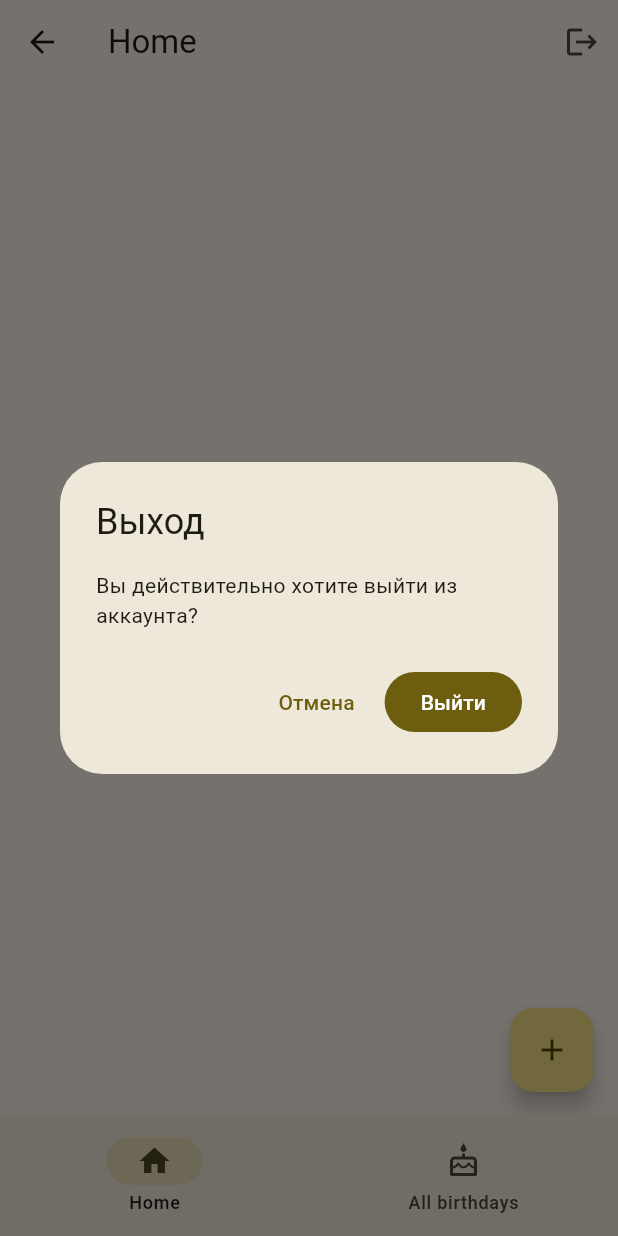
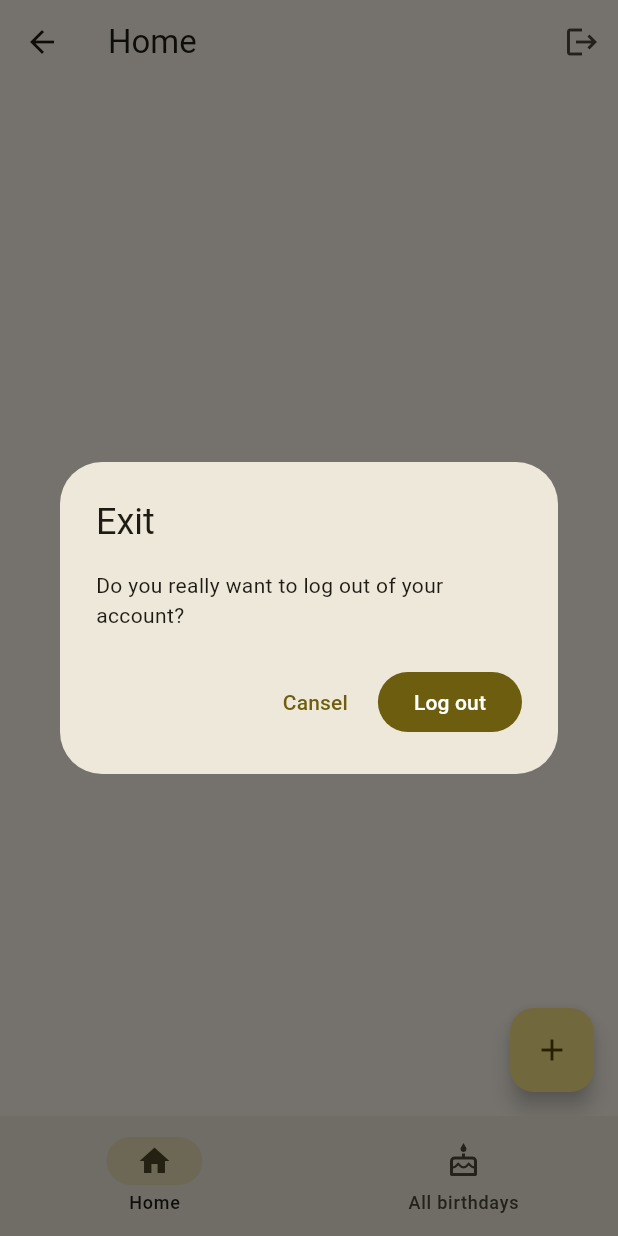
Before and after one commit to sammylwm/birthday_calendar, a Flutter app: the MainNavigation screen opened directly, after a tap on the "logout" icon, on a phone screen of 412 x 824 dp. Run offline on Flutter 3.47's test engine with Material 3 defaults, Android fonts, the phone set to English and light mode, and no system bars; our stand-ins replace equatable, flutter_bloc, flutter_svg, flutter_timezone, get_it, google_sign_in and 1 more; missing offline and left inert: extension_google_sign_in_as_googleapis_auth, googleapis, talker_bloc_logger; statements that could not run were skipped.

Commit message:
2026-07-20

```diff
--- a/lib/core/utils/auth.dart
+++ b/lib/core/utils/auth.dart
@@ -29,12 +29,7 @@ Future<GoogleSignInClientAuthorization> getAuth() async {
 Future<CalendarApi> getApi() async {
   final auth = await getAuth();
 
-  final client = auth.authClient(
-    scopes: [
-      CalendarApi.calendarReadonlyScope,
-      CalendarApi.calendarEventsScope,
-    ],
-  );
+  final client = auth.authClient(scopes: [CalendarApi.calendarEventsScope]);
 
   return CalendarApi(client);
 }
--- a/lib/features/home/presentation/widgets/app_bar.dart
+++ b/lib/features/home/presentation/widgets/app_bar.dart
@@ -11,16 +11,16 @@ class CustomAppBar extends StatelessWidget implements PreferredSizeWidget {
     final result = await showDialog<bool>(
       context: context,
       builder: (context) => AlertDialog(
-        title: const Text('Выход'),
-        content: const Text('Вы действительно хотите выйти из аккаунта?'),
+        title: Text(AppLocalizations.of(context)!.exit),
+        content: Text(AppLocalizations.of(context)!.exit_agree),
         actions: [
           TextButton(
             onPressed: () => Navigator.pop(context, false),
-            child: const Text('Отмена'),
+            child: Text(AppLocalizations.of(context)!.cancel),
           ),
           FilledButton(
             onPressed: () => Navigator.pop(context, true),
-            child: const Text('Выйти'),
+            child: Text(AppLocalizations.of(context)!.exit_yes),
           ),
         ],
       ),
--- a/lib/l10n/app_en.arb
+++ b/lib/l10n/app_en.arb
@@ -82,6 +82,9 @@
       }
     }
   },
-  "edit_contact": "Edit contact"
+  "edit_contact": "Edit contact",
+  "exit": "Exit",
+  "exit_agree": "Do you really want to log out of your account?",
+  "exit_yes": "Log out"
 
 }
--- a/lib/l10n/app_localizations.dart
+++ b/lib/l10n/app_localizations.dart
@@ -421,6 +421,24 @@ abstract class AppLocalizations {
   /// In en, this message translates to:
   /// **'Edit contact'**
   String get edit_contact;
+
+  /// No description provided for @exit.
+  ///
+  /// In en, this message translates to:
+  /// **'Exit'**
+  String get exit;
+
+  /// No description provided for @exit_agree.
+  ///
+  /// In en, this message translates to:
+  /// **'Do you really want to log out of your account?'**
+  String get exit_agree;
+
+  /// No description provided for @exit_yes.
+  ///
+  /// In en, this message translates to:
+  /// **'Log out'**
+  String get exit_yes;
 }
 
 class _AppLocalizationsDelegate
--- a/lib/l10n/app_localizations_en.dart
+++ b/lib/l10n/app_localizations_en.dart
@@ -183,4 +183,13 @@ class AppLocalizationsEn extends AppLocalizations {
 
   @override
   String get edit_contact => 'Edit contact';
+
+  @override
+  String get exit => 'Exit';
+
+  @override
+  String get exit_agree => 'Do you really want to log out of your account?';
+
+  @override
+  String get exit_yes => 'Log out';
 }
--- a/lib/l10n/app_localizations_ru.dart
+++ b/lib/l10n/app_localizations_ru.dart
@@ -185,4 +185,13 @@ class AppLocalizationsRu extends AppLocalizations {
 
   @override
   String get edit_contact => 'Изменение контакта';
+
+  @override
+  String get exit => 'Exit';
+
+  @override
+  String get exit_agree => 'Do you really want to log out of your account?';
+
+  @override
+  String get exit_yes => 'Log out';
 }
```
Also changed, not shown: 1 other file.
